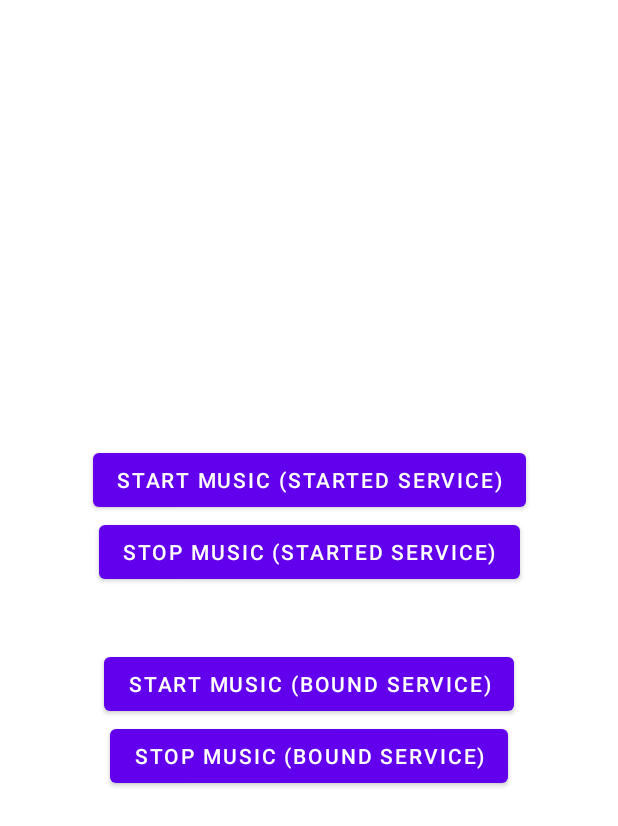
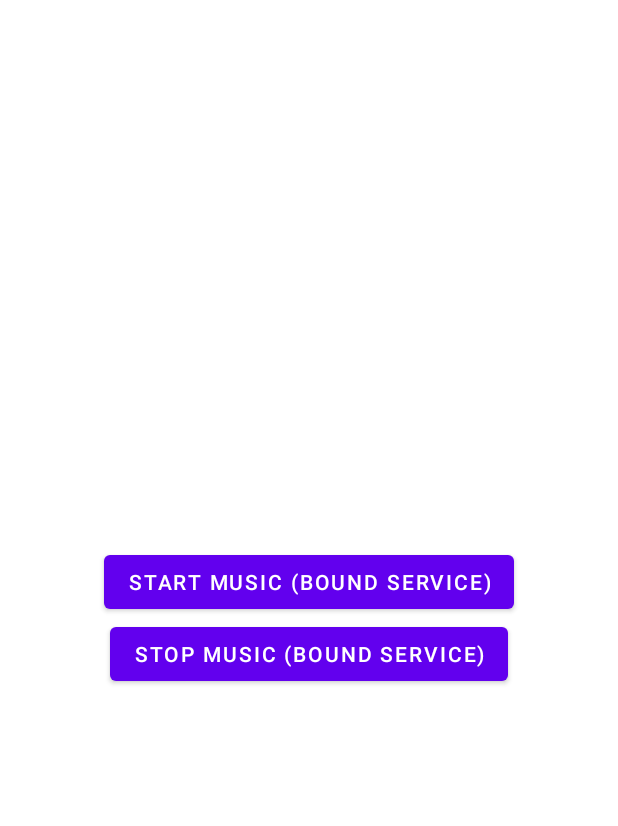
Before and after one commit to SharmaPrateek196/foreground-service-in-android-practice, an Android app: the layout activity_main.xml on its own in the app's theme, with its tools: preview values and no code run, on a phone screen of 412 x 824 dp. Shown: the top 826 px of the screen. Run offline under Robolectric (Android 15) with nearby library versions, the phone set to English and light mode, and no system bars.

Commit message:
update: layout

```diff
--- a/app/src/main/res/layout/activity_main.xml
+++ b/app/src/main/res/layout/activity_main.xml
@@ -9,39 +9,6 @@
         tools:context=".MainActivity">
 
         <Button
-            android:id="@+id/startForegroundStartedService"
-            android:layout_width="wrap_content"
-            android:layout_height="wrap_content"
-            android:text="@string/start_music_started"
-            app:layout_constraintBottom_toTopOf="@id/endForegroundStartedService"
-            app:layout_constraintEnd_toEndOf="parent"
-            app:layout_constraintHorizontal_bias="0.5"
-            app:layout_constraintStart_toStartOf="parent"
-            app:layout_constraintTop_toTopOf="parent"
-            app:layout_constraintVertical_chainStyle="packed" />
-
-        <Button
-            android:id="@+id/endForegroundStartedService"
-            android:layout_width="wrap_content"
-            android:layout_height="wrap_content"
-            android:text="@string/stop_music_started"
-            app:layout_constraintBottom_toTopOf="@id/space"
-            app:layout_constraintEnd_toEndOf="parent"
-            app:layout_constraintHorizontal_bias="0.5"
-            app:layout_constraintStart_toStartOf="parent"
-            app:layout_constraintTop_toBottomOf="@id/startForegroundStartedService" />
-
-        <Space
-            android:id="@+id/space"
-            android:layout_width="match_parent"
-            android:layout_height="@dimen/space_height"
-            app:layout_constraintTop_toBottomOf="@id/endForegroundStartedService"
-            app:layout_constraintBottom_toTopOf="@id/startBoundService"
-            app:layout_constraintStart_toStartOf="parent"
-            app:layout_constraintEnd_toEndOf="parent"
-            app:layout_constraintHorizontal_bias="0.5"/>
-
-        <Button
             android:id="@+id/startBoundService"
             android:layout_width="wrap_content"
             android:layout_height="wrap_content"
@@ -50,7 +17,8 @@
             app:layout_constraintEnd_toEndOf="parent"
             app:layout_constraintHorizontal_bias="0.5"
             app:layout_constraintStart_toStartOf="parent"
-            app:layout_constraintTop_toBottomOf="@id/space" />
+            app:layout_constraintVertical_chainStyle="packed"
+            app:layout_constraintTop_toTopOf="parent" />
 
         <Button
             android:id="@+id/endBoundService"
```
